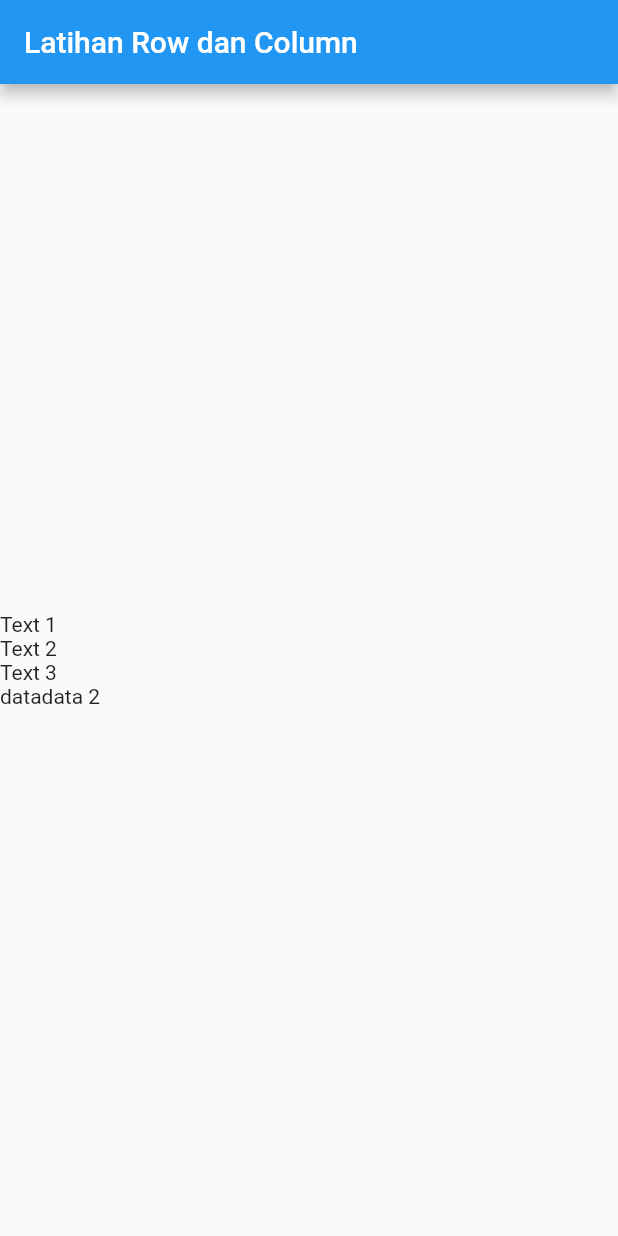
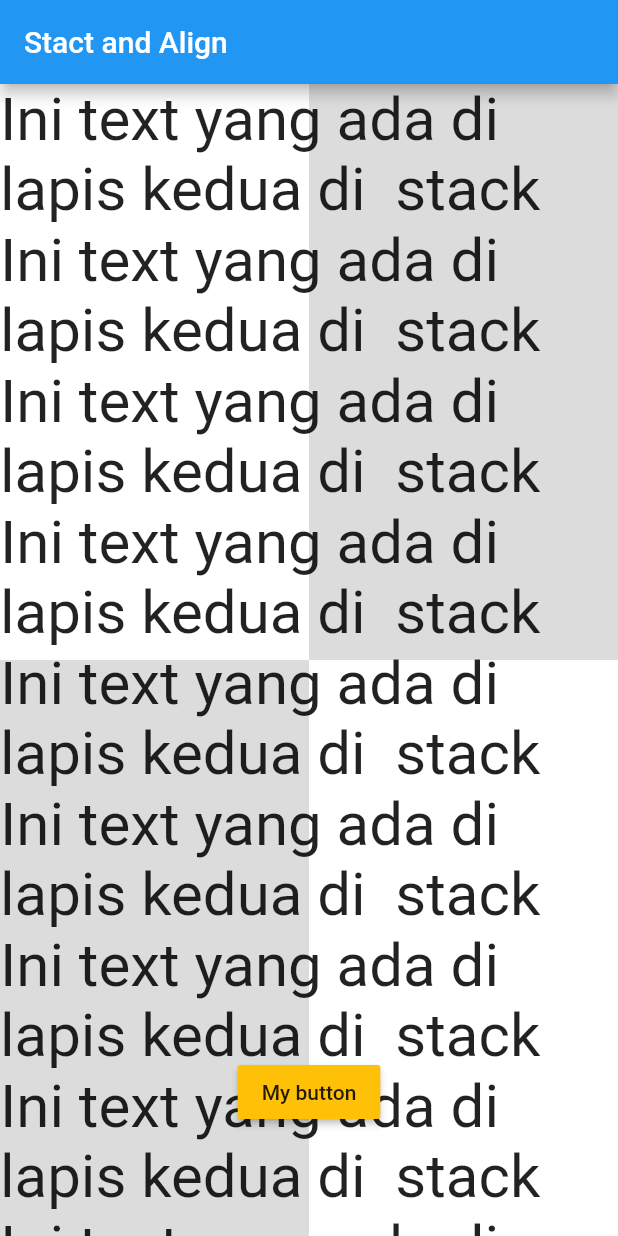
Before and after one commit to fullpagedeveloper/flutter-learning, a Flutter app: the screen it shows after launch, on a phone screen of 412 x 824 dp. Run offline on Flutter 3.47's test engine with Material 2 defaults, Android fonts, the light colour scheme and no system bars.

Commit message:
learning stack and align

```diff
--- a/lib/main.dart
+++ b/lib/main.dart
@@ -8,18 +8,99 @@ class MyApp extends StatelessWidget {
     return MaterialApp(
       home: Scaffold(
         appBar: AppBar(
-          title: Text("Latihan Row dan Column"),
+          title: Text("Stact and Align"),
         ),
-        body: Column(
-          mainAxisAlignment: MainAxisAlignment.center, // column
-          crossAxisAlignment: CrossAxisAlignment.start, //row
+        body: Stack(
           children: <Widget>[
-            Text("Text 1"),
-            Text("Text 2"),
-            Text("Text 3"),
-            Row(
-              children: <Widget>[Text('data'), Text('data 2')],
-            )
+            //background
+            Column(
+              children: <Widget>[
+                //satu banding satu menggunakan Flexible()
+                Flexible(
+                  flex: 1,
+                  child: Row(
+                    children: <Widget>[
+                      Flexible(
+                        flex: 1,
+                        child: Container(color: Colors.white),
+                      ),
+                      Flexible(
+                        flex: 1,
+                        child: Container(color: Colors.black12),
+                      ),
+                    ],
+                  ),
+                ),
+                Flexible(
+                  flex: 1,
+                  child: Row(
+                    children: <Widget>[
+                      Flexible(
+                        flex: 1,
+                        child: Container(color: Colors.black12),
+                      ),
+                      Flexible(
+                        flex: 1,
+                        child: Container(color: Colors.white),
+                      ),
+                    ],
+                  ),
+                ),
+              ],
+            ),
+            //listview
+            ListView(
+              children: <Widget>[
+                Column(
+                  children: <Widget>[
+                    Text(
+                      "Ini text yang ada di  lapis kedua di  stack",
+                      style: TextStyle(fontSize: 40),
+                    ),
+                    Text(
+                      "Ini text yang ada di  lapis kedua di  stack",
+                      style: TextStyle(fontSize: 40),
+                    ),
+                    Text(
+                      "Ini text yang ada di  lapis kedua di  stack",
+                      style: TextStyle(fontSize: 40),
+                    ),
+                    Text(
+                      "Ini text yang ada di  lapis kedua di  stack",
+                      style: TextStyle(fontSize: 40),
+                    ),
+                    Text(
+                      "Ini text yang ada di  lapis kedua di  stack",
+                      style: TextStyle(fontSize: 40),
+                    ),
+                    Text(
+                      "Ini text yang ada di  lapis kedua di  stack",
+                      style: TextStyle(fontSize: 40),
+                    ),
+                    Text(
+                      "Ini text yang ada di  lapis kedua di  stack",
+                      style: TextStyle(fontSize: 40),
+                    ),
+                    Text(
+                      "Ini text yang ada di  lapis kedua di  stack",
+                      style: TextStyle(fontSize: 40),
+                    ),
+                    Text(
+                      "Ini text yang ada di  lapis kedua di  stack",
+                      style: TextStyle(fontSize: 40),
+                    ),
+                  ],
+                ),
+              ],
+            ),
+            //button , Aligm untuk memindahkan button kemanapun diletakan
+            Align(
+              alignment: Alignment(0, 0.80), //ini custom pisiisi
+              child: RaisedButton(
+                  child: Text("My button"),
+                  color: Colors.amber,
+                  onPressed: () {}),
+            ),
           ],
         ),
       ),
--- a/pubspec.yaml
+++ b/pubspec.yaml
@@ -18,7 +18,7 @@ publish_to: 'none' # Remove this line if you wish to publish to pub.dev
 version: 1.0.0+1
 
 environment:
-  sdk: ">=2.12.0 <3.0.0"
+  sdk: ">=2.7.0 <3.0.0"
 
 dependencies:
   flutter:
@@ -27,7 +27,7 @@ dependencies:
 
   # The following adds the Cupertino Icons font to your application.
   # Use with the CupertinoIcons class for iOS style icons.
-  cupertino_icons: ^1.0.2
+  cupertino_icons: ^1.0.0
 
 dev_dependencies:
   flutter_test:
```
Also changed, not shown: pubspec.lock, 1 other file.
